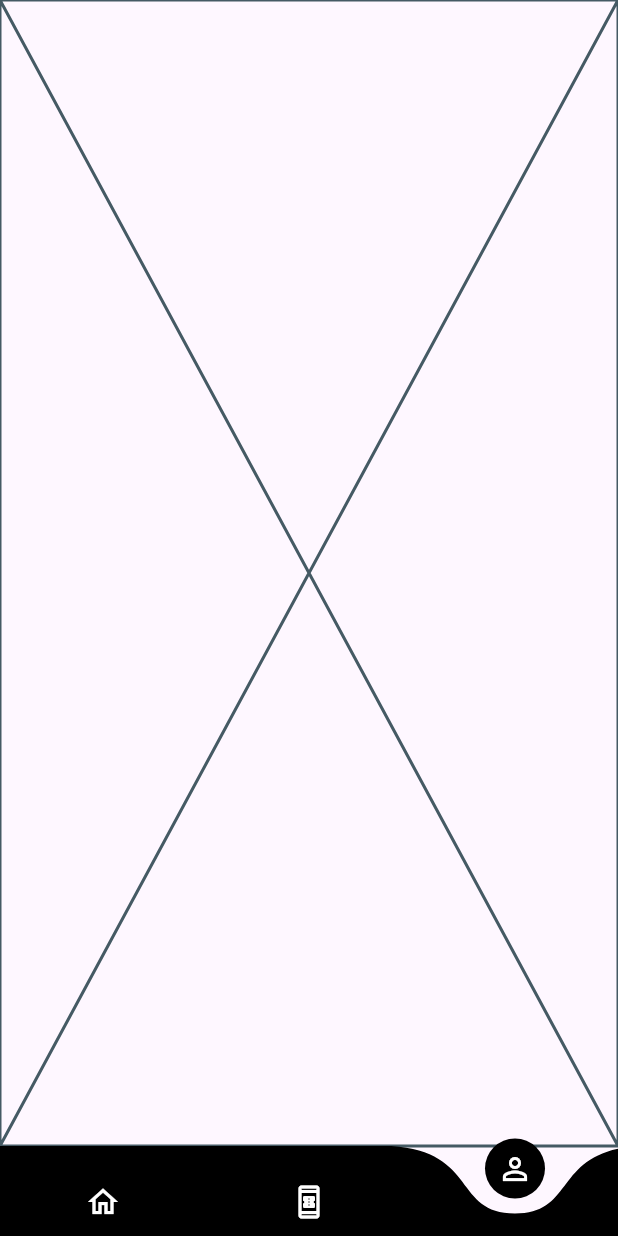
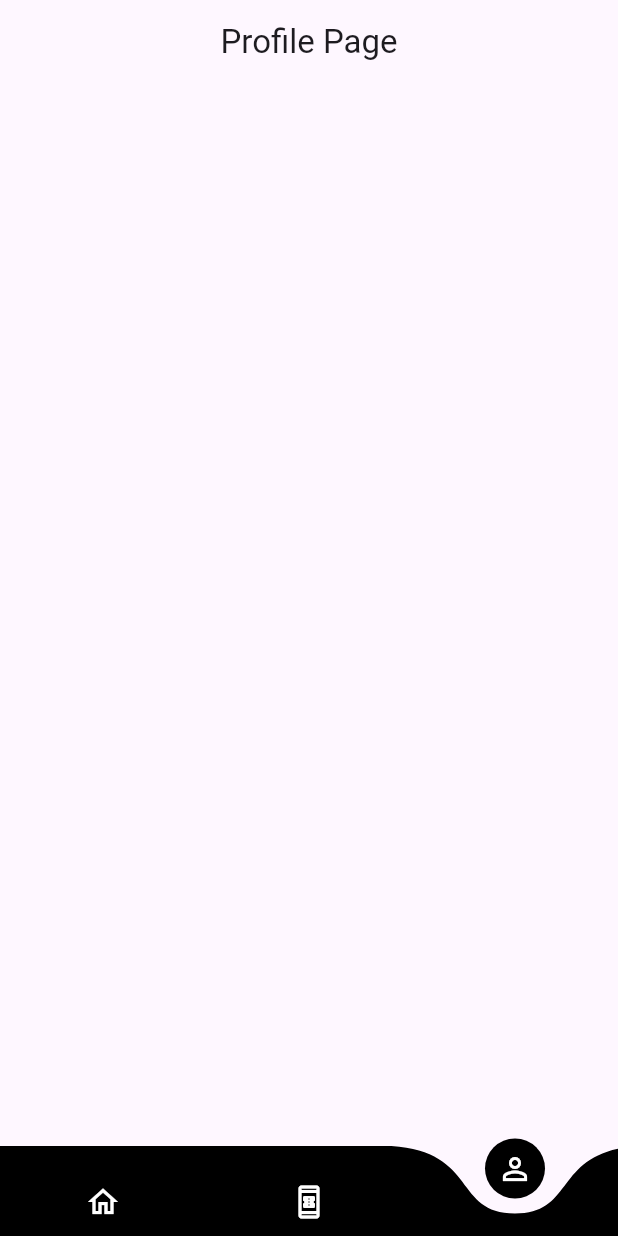
Before and after one commit to khsujon/Event_booking-App, a Flutter app: the screen it shows after launch, item 3 of the bottom bar chosen, on a phone screen of 412 x 824 dp. Run offline on Flutter 3.47's test engine with Material 3 defaults, Android fonts, the phone set to English and light mode, and no system bars; drawn by our look-alikes of curved_navigation_bar.

Commit message:
Profile page added

```diff
--- a/lib/pages/profile_screen.dart
+++ b/lib/pages/profile_screen.dart
@@ -10,6 +10,12 @@ class ProfileScreen extends StatefulWidget {
 class _ProfileScreenState extends State<ProfileScreen> {
   @override
   Widget build(BuildContext context) {
-    return const Placeholder();
+    return Scaffold(
+      appBar: AppBar(
+        title: Text("Profile Page"),
+        centerTitle: true,
+      ),
+    );
+    ;
   }
 }
```
